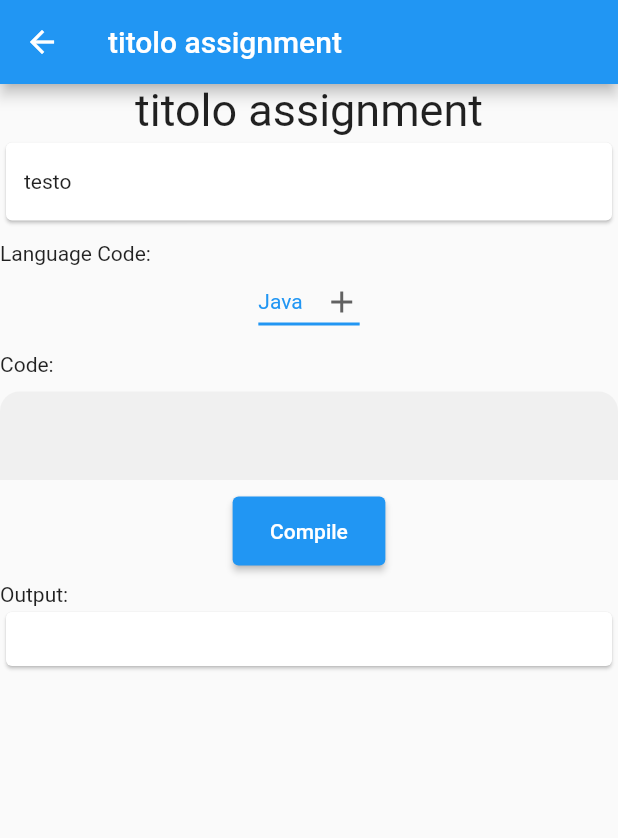
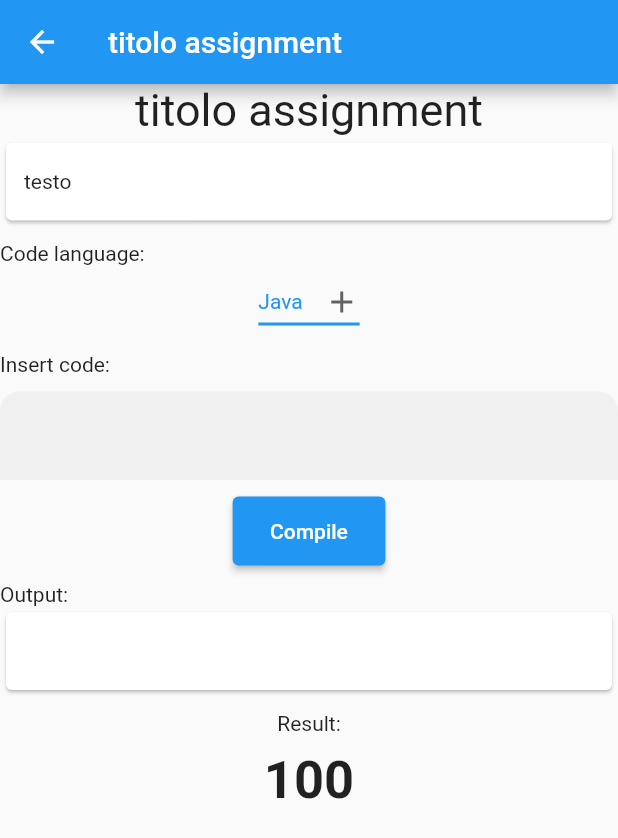
Before and after one commit to BrunoFrancesco97/Software_Architectures, a Flutter app: the AssignmentScreen screen opened directly, on a phone screen of 412 x 824 dp. Shown: the top 838 px of the screen. Run offline on Flutter 3.47's test engine with Material 2 defaults, Android fonts, the phone set to English and light mode, and no system bars; our stand-ins replace dio, url_strategy; missing offline and left inert: adaptive_navigation, path_to_regexp, window_size.

Commit message:
Update assignment_details.dart

```diff
--- a/Task 3/app/lib/src/screens/assignment_details.dart
+++ b/Task 3/app/lib/src/screens/assignment_details.dart
@@ -78,7 +78,7 @@ class _AssignmentScreenState extends State<AssignmentScreen> {
                               //child: BookDetailsScreen(
                                 //book: selectedBook,
                               child: Text(
-                                "testo"
+                                "testo" //<----- inserire consegna
                               )
                             //),
                           ),
@@ -89,7 +89,7 @@ class _AssignmentScreenState extends State<AssignmentScreen> {
                       Center(
                         child: SizedBox(
                           width: 800.0,
-                          child: Text('Language Code:'),
+                          child: Text('Code language:'),
                         ),
                       ),
                       Center(
@@ -106,7 +106,7 @@ class _AssignmentScreenState extends State<AssignmentScreen> {
                               onChanged: (String? value) {
                                 // This is called when the user selects an item.
                                 setState(() {
-                                  dropdownValue = value!;
+                                  dropdownValue = value!; // <---- linguaggio usato
                                 });
                               },
                               items: list.map<DropdownMenuItem<String>>((String value) {
@@ -122,7 +122,7 @@ class _AssignmentScreenState extends State<AssignmentScreen> {
                       Center(
                         child: SizedBox(
                           width: 800.0,
-                           child: Text('Code:'),
+                           child: Text('Insert code:'),
                         ),
                       ),
                       SizedBox(height: 10),
@@ -132,7 +132,7 @@ class _AssignmentScreenState extends State<AssignmentScreen> {
                           child: TextField(
                             keyboardType: TextInputType.multiline,
                             maxLines: null,
-                            //controller: _textExercise,
+                            //controller: _textExercise, <--- inserire testo code
                             decoration: InputDecoration(
                                 filled: true,
                                 //fillColor: Colors.grey,
@@ -181,7 +181,7 @@ class _AssignmentScreenState extends State<AssignmentScreen> {
                       Center(
                         child: SizedBox(
                           width: 800.0,
-                          child: Text('Output:'),
+                            child: Text('Output:'),
                         ),
                       ),
                       Center(
@@ -192,8 +192,29 @@ class _AssignmentScreenState extends State<AssignmentScreen> {
                           child: const Card(
                             child: Padding(
                               padding: EdgeInsets.symmetric(vertical: 18, horizontal: 12),
-                              //child: Text( ""),
+                              child: Text(""), //<---- inserire output
                             ),
+                          ),
+                        ),
+                      ),
+                      SizedBox(height: 10),
+                      Center(
+                        child: SizedBox(
+                          width: 800.0,
+                          child: Align(
+                            alignment: Alignment.center,
+                            child: Text('Result:'),
+                          ),
+                        ),
+                      ),
+                      SizedBox(height: 10),
+                      Center(
+                        child: SizedBox(
+                          width: 800.0,
+                          child: Align(
+                            alignment: Alignment.center,
+                            child: Text('100', //<----- inserire voto
+                              style: TextStyle(fontSize: 35, fontWeight: FontWeight.bold),),
                           ),
                         ),
                       ),
```
